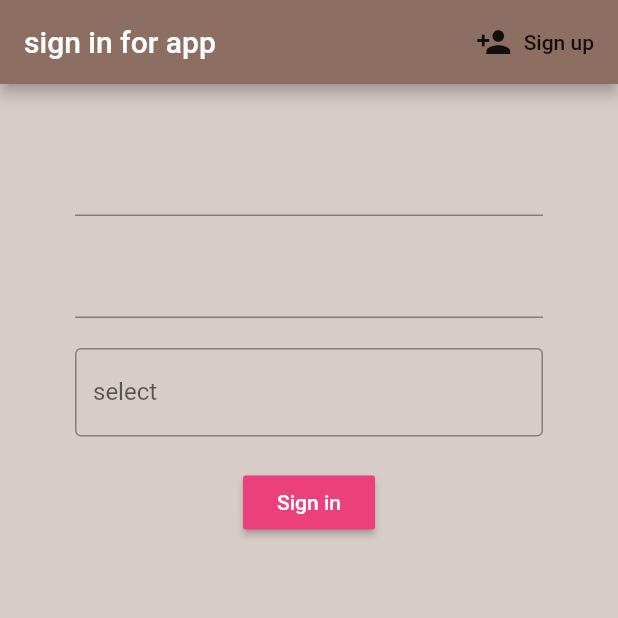
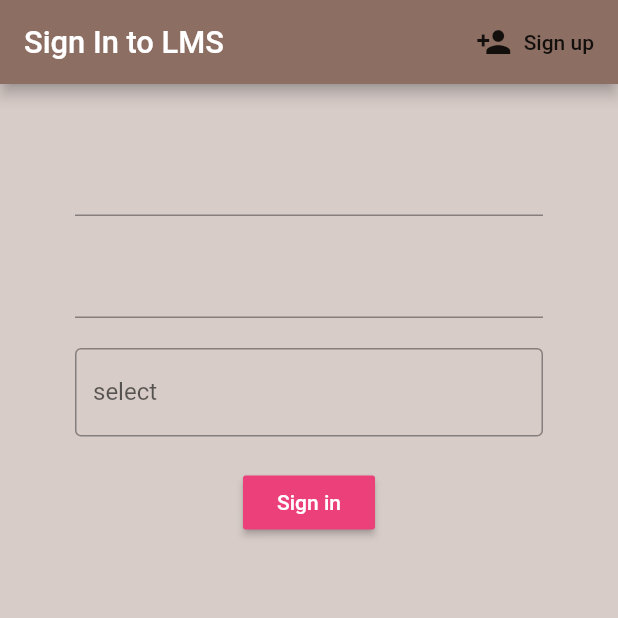
Before and after one commit to ShanManage/FlutterLMS, a Flutter app: the screen it shows after launch, on a phone screen of 412 x 824 dp, the top half of it. Run offline on Flutter 3.47's test engine with Material 2 defaults, Android fonts, the phone set to English and light mode, and no system bars; our stand-ins replace cloud_firestore, firebase_auth, firebase_core; accounts and stored records are empty.

Commit message:
add custom text

```diff
--- /dev/null
+++ b/lib/screens/CostomWidgets/CostomText.dart
@@ -0,0 +1,26 @@
+import 'package:LoginSample/screens/shared/sizeConfig.dart';
+import 'package:flutter/material.dart';
+
+class CustomText extends StatelessWidget {
+  String text;
+  FontWeight weight;
+  Color color;
+  double size;
+
+  CustomText({@required this.text, this.weight, this.color, this.size});
+
+  double blockWidth = SizeConfig.safeBlockHorizontal;
+
+  @override
+  Widget build(BuildContext context) {
+    return Text(
+      text,
+      style: TextStyle(
+        fontWeight: (weight != null) ? weight : FontWeight.w500,
+        fontSize: (size != null) ? size : blockWidth * 5,
+        color: (color != null) ? color : Colors.white,
+      ),
+      softWrap: true,
+    );
+  }
+}
--- a/lib/screens/authenticate/sign_in.dart
+++ b/lib/screens/authenticate/sign_in.dart
@@ -1,3 +1,4 @@
+import 'package:LoginSample/screens/CostomWidgets/CostomText.dart';
 import 'package:LoginSample/services/auth.dart';
 import 'package:flutter/material.dart';
 
@@ -25,7 +26,7 @@ class _SignInState extends State<SignIn> {
       backgroundColor: Colors.brown[100],
       appBar: AppBar(
         backgroundColor: Colors.brown[400],
-        title: Text('sign in for app'),
+        title: CustomText(text: "Sign In to LMS"),
         actions: [
           FlatButton.icon(
             icon: Icon(Icons.person_add),
--- a/lib/screens/home/home.dart
+++ b/lib/screens/home/home.dart
@@ -1,4 +1,6 @@
 import 'package:LoginSample/models/user.dart';
+import 'package:LoginSample/screens/CostomWidgets/CostomText.dart';
+import 'package:LoginSample/screens/shared/globals.dart';
 import 'package:LoginSample/services/auth.dart';
 import 'package:flutter/material.dart';
 
@@ -8,11 +10,17 @@ class Home extends StatelessWidget {
 
   Home(this._user);
 
+  double blockHeight = Globals.blockHeight;
+  double blockWidth = Globals.blockWidth;
+
   @override
   Widget build(BuildContext context) {
     return Scaffold(
       appBar: AppBar(
-        title: Text("test home.!"),
+        title: CustomText(
+          text: "LMS",
+          size: blockWidth * 10,
+        ),
         actions: [
           FlatButton.icon(
               icon: Icon(Icons.person),
```
